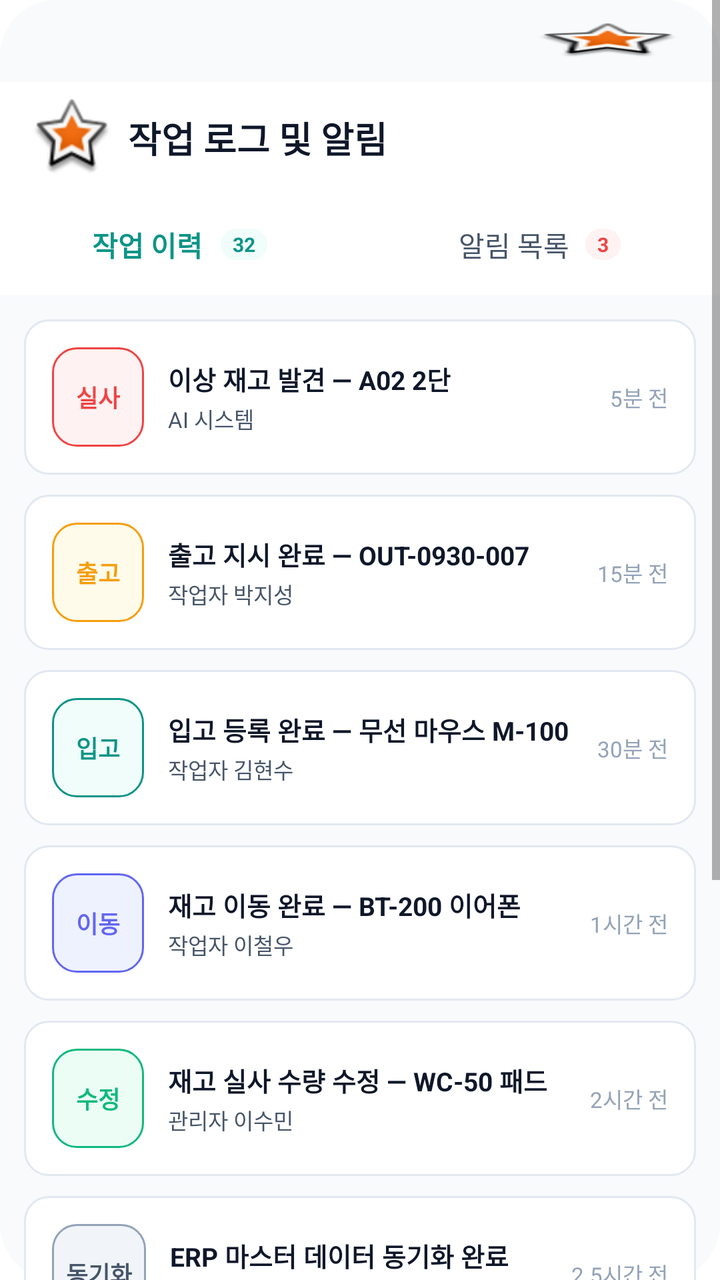
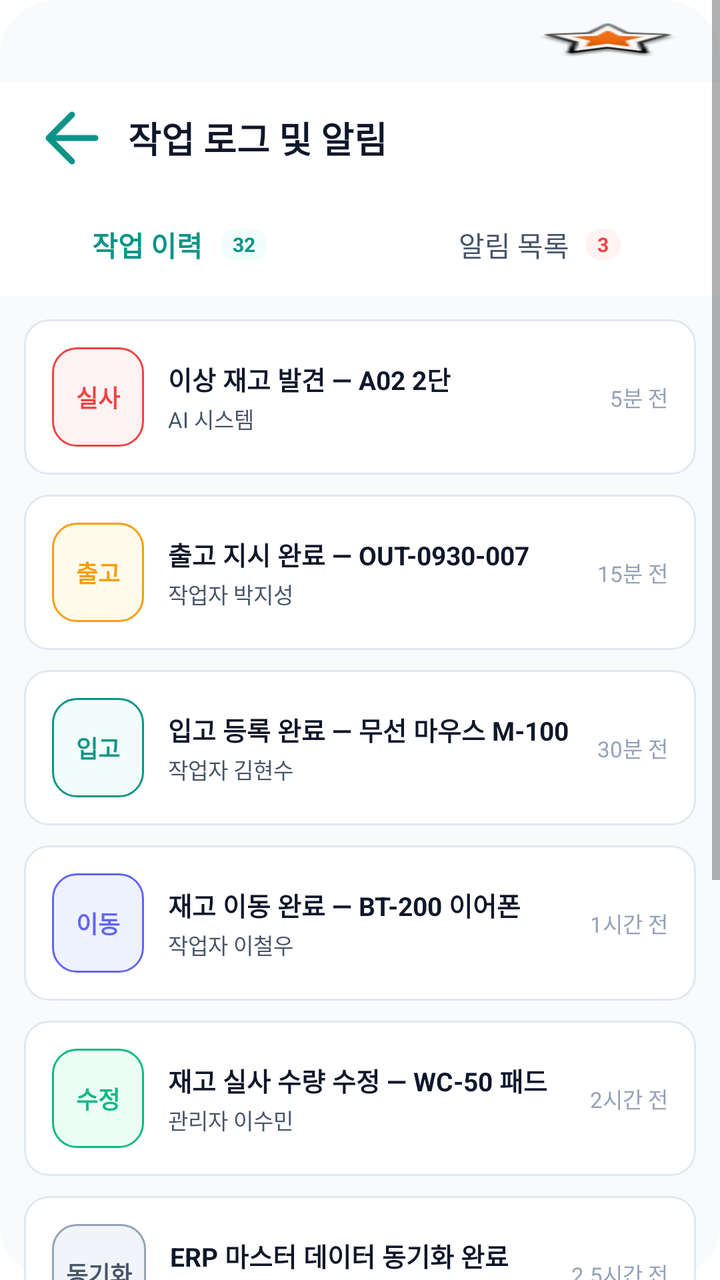

Two renders of the same Android screen: before a commit and after it. Below are the layout's source before the change and the commit's diff.
<!-- AndroidManifest.xml: application theme Theme.MaterialComponents.DayNight.NoActionBar -->
<!-- res/layout/activity_work_history.xml -->
<LinearLayout 
	xmlns:android="http://schemas.android.com/apk/res/android"
	xmlns:tools="http://schemas.android.com/tools"
	xmlns:app="http://schemas.android.com/apk/res-auto"
	android:background="#FFFFFF"
	android:clipChildren="false"
	android:clipToPadding="false"
	android:orientation="vertical"
	android:layout_width="match_parent"
	android:layout_height="match_parent">
	<ScrollView 
		android:clipChildren="false"
		android:clipToPadding="false"
		android:id="@+id/rddcy4xsvhr"
		android:layout_width="match_parent"
		android:layout_height="wrap_content"
		android:layout_weight="1"
		android:background="@drawable/cr28bf8fafc">
		<LinearLayout
			android:layout_width="match_parent"
			android:layout_height="match_parent"
			android:clipChildren="false"
			android:clipToPadding="false"
			android:orientation="vertical">
			<LinearLayout
				android:id="@+id/r8i04z0jre9n"
				android:layout_width="match_parent"
				android:layout_height="wrap_content"
				android:layout_marginBottom="167dp"
				android:orientation="vertical">
				<LinearLayout
					android:id="@+id/r6160ao6umid"
					android:layout_width="match_parent"
					android:layout_height="wrap_content"
					android:gravity="center_vertical"
					android:paddingVertical="11dp"
					android:paddingHorizontal="20dp"
					android:orientation="horizontal">
					<TextView
						android:id="@+id/r12zot3eslso"
						android:textColor="#0F172A"
						android:textSize="14sp"
						android:textStyle="bold"
						android:layout_height="wrap_content"
						android:layout_width="wrap_content"
						android:text=""
					/>
					<View
						android:layout_width="0dp"
						android:layout_height="0dp"
						android:layout_weight="1"
					 />
					<ImageView
						android:id="@+id/rr145tdsfh3"
						android:layout_width="72dp"
						android:layout_height="18dp"
						android:src="@android:drawable/star_big_on"
						android:scaleType="fitXY"
					/>
				</LinearLayout>
				<LinearLayout
					android:id="@+id/rj7ztrr45wos"
					android:layout_width="match_parent"
					android:layout_height="wrap_content"
					android:gravity="center_vertical"
					android:background="#FFFFFF"
					android:paddingVertical="8dp"
					android:paddingLeft="16dp"
					android:orientation="horizontal">
					<com.google.android.material.imageview.ShapeableImageView
						android:id="@+id/r3vtuuy6ybip"
						app:shapeAppearanceOverlay="@style/cr20"
						android:layout_width="40dp"
						android:layout_height="40dp"
						android:layout_marginEnd="8dp"
						android:src="@android:drawable/star_big_on"
						android:scaleType="fitXY"
					/>
					<TextView
						android:id="@+id/r4bs62bftrqx"
						android:textColor="#0F172A"
						android:textSize="18sp"
						android:textStyle="bold"
						android:layout_height="wrap_content"
						android:layout_width="wrap_content"
						android:text="작업 로그 및 알림"
					/>
				</LinearLayout>
				<LinearLayout
					android:id="@+id/r8ud4eq789w"
					android:layout_width="match_parent"
					android:layout_height="wrap_content"
					android:gravity="center_vertical"
					android:background="#FFFFFF"
					android:orientation="horizontal">
					<LinearLayout
						android:id="@+id/rko0v3mih8gr"
						android:layout_width="0dp"
						android:layout_height="wrap_content"
						android:layout_weight="1"
						android:gravity="center_horizontal"
						android:paddingVertical="15dp"
						android:orientation="vertical">
						<LinearLayout
							android:id="@+id/rqbydvd1z5wa"
							android:layout_width="wrap_content"
							android:layout_height="wrap_content"
							android:gravity="center_vertical"
							android:orientation="horizontal">
							<TextView
								android:id="@+id/rcm9935xqg6k"
								android:textColor="#0D9488"
								android:textSize="14sp"
								android:textStyle="bold"
								android:layout_marginEnd="9dp"
								android:layout_height="wrap_content"
								android:layout_width="wrap_content"
								android:text="작업 이력"
							/>
							<LinearLayout
								android:id="@+id/rj5w9q2ztcoa"
								android:layout_width="wrap_content"
								android:layout_height="wrap_content"
								android:background="@drawable/cr100bf0fdfa"
								android:paddingVertical="1dp"
								android:paddingHorizontal="6dp"
								android:orientation="vertical">
								<TextView
									android:id="@+id/rbq34ofcj2hc"
									android:textColor="#0D9488"
									android:textSize="10sp"
									android:textStyle="bold"
									android:layout_height="wrap_content"
									android:layout_width="wrap_content"
									android:text="32"
								/>
							</LinearLayout>
						</LinearLayout>
					</LinearLayout>
					<LinearLayout
						android:id="@+id/rkjg6bxc6v8"
						android:layout_width="0dp"
						android:layout_height="wrap_content"
						android:layout_weight="1"
						android:gravity="center_horizontal"
						android:paddingVertical="15dp"
						android:orientation="vertical">
						<LinearLayout
							android:id="@+id/rrj78gvhywf"
							android:layout_width="wrap_content"
							android:layout_height="wrap_content"
							android:gravity="center_vertical"
							android:orientation="horizontal">
							<TextView
								android:id="@+id/rj2s496dgzep"
								android:textColor="#475569"
								android:textSize="14sp"
								android:layout_marginEnd="8dp"
								android:layout_height="wrap_content"
								android:layout_width="wrap_content"
								android:text="알림 목록"
							/>
							<LinearLayout
								android:id="@+id/rw96m278hprb"
								android:layout_width="wrap_content"
								android:layout_height="wrap_content"
								android:background="@drawable/cr100bfef2f2"
								android:paddingVertical="1dp"
								android:paddingHorizontal="6dp"
								android:orientation="vertical">
								<TextView
									android:id="@+id/rarm785mvw3j"
									android:textColor="#EF4444"
									android:textSize="10sp"
									android:textStyle="bold"
									android:layout_height="wrap_content"
									android:layout_width="wrap_content"
									android:text="3"
								/>
							</LinearLayout>
						</LinearLayout>
					</LinearLayout>
				</LinearLayout>
				<LinearLayout
					android:id="@+id/rxbx6tajr89a"
					android:layout_width="match_parent"
					android:layout_height="wrap_content"
					android:padding="12dp"
					android:orientation="vertical">
					<LinearLayout
						android:id="@+id/rvz06ibk1zbp"
						android:layout_width="match_parent"
						android:layout_height="wrap_content"
						android:gravity="center_vertical"
						android:background="@drawable/se2e8f0sw1cr12bffffff"
						android:padding="14dp"
						android:layout_marginBottom="10dp"
						android:orientation="horizontal">
						<LinearLayout
							android:id="@+id/rl8l7xwqr73h"
							android:layout_width="wrap_content"
							android:layout_height="wrap_content"
							android:background="@drawable/sef4444sw1cr12bfef2f2"
							android:paddingVertical="16dp"
							android:paddingHorizontal="12dp"
							android:layout_marginEnd="12dp"
							android:clickable="true"
							android:focusable="true"
							android:orientation="vertical">
							<TextView
								android:id="@+id/rj011nkjd2t"
								android:textColor="#EF4444"
								android:textSize="12sp"
								android:textStyle="bold"
								android:layout_height="wrap_content"
								android:layout_width="wrap_content"
								android:text="실사"
							/>
						</LinearLayout>
						<LinearLayout
							android:id="@+id/rtgt2ri2hin"
							android:layout_width="0dp"
							android:layout_height="wrap_content"
							android:layout_weight="1"
							android:layout_marginEnd="12dp"
							android:orientation="vertical">
							<TextView
								android:id="@+id/r3py5uurh3dx"
								android:textColor="#0F172A"
								android:textSize="13sp"
								android:textStyle="bold"
								android:layout_marginBottom="2dp"
								android:layout_height="wrap_content"
								android:layout_width="wrap_content"
								android:text="이상 재고 발견 — A02 2단"
							/>
							<TextView
								android:id="@+id/ry8z9iwuodd"
								android:textColor="#475569"
								android:textSize="11sp"
								android:layout_height="wrap_content"
								android:layout_width="wrap_content"
								android:text="AI 시스템"
							/>
						</LinearLayout>
						<TextView
							android:id="@+id/r9va8gsmmzg4"
							android:textColor="#94A3B8"
							android:textSize="11sp"
							android:layout_height="wrap_content"
							android:layout_width="wrap_content"
							android:text="5분 전"
						/>
					</LinearLayout>
					<LinearLayout
						android:id="@+id/rttztrk0y2e"
						android:layout_width="match_parent"
						android:layout_height="wrap_content"
						android:gravity="center_vertical"
						android:background="@drawable/se2e8f0sw1cr12bffffff"
						android:padding="14dp"
						android:layout_marginBottom="10dp"
						android:orientation="horizontal">
						<LinearLayout
							android:id="@+id/rp0292p45z8"
							android:layout_width="wrap_content"
							android:layout_height="wrap_content"
							android:background="@drawable/sf59e0bsw1cr12bfffbeb"
							android:paddingVertical="16dp"
							android:paddingHorizontal="12dp"
							android:layout_marginEnd="12dp"
							android:clickable="true"
							android:focusable="true"
							android:orientation="vertical">
							<TextView
								android:id="@+id/r6qfsu5ns3wu"
								android:textColor="#F59E0B"
								android:textSize="12sp"
								android:textStyle="bold"
								android:layout_height="wrap_content"
								android:layout_width="wrap_content"
								android:text="출고"
							/>
						</LinearLayout>
						<LinearLayout
							android:id="@+id/ryturvlgfg1"
							android:layout_width="0dp"
							android:layout_height="wrap_content"
							android:layout_weight="1"
							android:layout_marginEnd="12dp"
							android:orientation="vertical">
							<TextView
								android:id="@+id/rdb0kanrsw1n"
								android:textColor="#0F172A"
								android:textSize="13sp"
								android:textStyle="bold"
								android:layout_marginBottom="2dp"
								android:layout_height="wrap_content"
								android:layout_width="wrap_content"
								android:text="출고 지시 완료 — OUT-0930-007"
							/>
							<TextView
								android:id="@+id/r76wc5qh9vy5"
								android:textColor="#475569"
								android:textSize="11sp"
								android:layout_height="wrap_content"
								android:layout_width="wrap_content"
								android:text="작업자 박지성"
							/>
						</LinearLayout>
						<TextView
							android:id="@+id/rws4ciph5t5a"
							android:textColor="#94A3B8"
							android:textSize="11sp"
							android:layout_height="wrap_content"
							android:layout_width="wrap_content"
							android:text="15분 전"
						/>
					</LinearLayout>
					<LinearLayout
						android:id="@+id/r8bbuihsa75n"
						android:layout_width="match_parent"
						android:layout_height="wrap_content"
						android:gravity="center_vertical"
						android:background="@drawable/se2e8f0sw1cr12bffffff"
						android:padding="14dp"
						android:layout_marginBottom="10dp"
						android:orientation="horizontal">
						<LinearLayout
							android:id="@+id/rslr8fzl8d2"
							android:layout_width="wrap_content"
							android:layout_height="wrap_content"
							android:background="@drawable/s0d9488sw1cr12bf0fdfa"
							android:paddingVertical="16dp"
							android:paddingHorizontal="12dp"
							android:layout_marginEnd="12dp"
							android:clickable="true"
							android:focusable="true"
							android:orientation="vertical">
							<TextView
								android:id="@+id/rcq85xps8aho"
								android:textColor="#0D9488"
								android:textSize="12sp"
								android:textStyle="bold"
								android:layout_height="wrap_content"
								android:layout_width="wrap_content"
								android:text="입고"
							/>
						</LinearLayout>
						<LinearLayout
							android:id="@+id/rfommbyatbr4"
							android:layout_width="0dp"
							android:layout_height="wrap_content"
							android:layout_weight="1"
							android:layout_marginEnd="12dp"
							android:orientation="vertical">
							<TextView
								android:id="@+id/rqbu1zkqsg7a"
								android:textColor="#0F172A"
								android:textSize="13sp"
								android:textStyle="bold"
								android:layout_marginBottom="2dp"
								android:layout_height="wrap_content"
								android:layout_width="wrap_content"
								android:text="입고 등록 완료 — 무선 마우스 M-100"
							/>
							<TextView
								android:id="@+id/rjx3qa39u32k"
								android:textColor="#475569"
								android:textSize="11sp"
								android:layout_height="wrap_content"
								android:layout_width="wrap_content"
								android:text="작업자 김현수"
							/>
						</LinearLayout>
						<TextView
							android:id="@+id/rgy0ljg5qrhg"
							android:textColor="#94A3B8"
							android:textSize="11sp"
							android:layout_height="wrap_content"
							android:layout_width="wrap_content"
							android:text="30분 전"
						/>
					</LinearLayout>
					<LinearLayout
						android:id="@+id/r52e9z7sdbdj"
						android:layout_width="match_parent"
						android:layout_height="wrap_content"
						android:gravity="center_vertical"
						android:background="@drawable/se2e8f0sw1cr12bffffff"
						android:padding="14dp"
						android:layout_marginBottom="10dp"
						android:orientation="horizontal">
						<LinearLayout
							android:id="@+id/rqjrg8o1p23"
							android:layout_width="wrap_content"
							android:layout_height="wrap_content"
							android:background="@drawable/s6366f1sw1cr12beef2ff"
							android:paddingVertical="16dp"
							android:paddingHorizontal="12dp"
							android:layout_marginEnd="12dp"
							android:clickable="true"
							android:focusable="true"
							android:orientation="vertical">
							<TextView
								android:id="@+id/ragjrkru8brc"
								android:textColor="#6366F1"
								android:textSize="12sp"
								android:textStyle="bold"
								android:layout_height="wrap_content"
								android:layout_width="wrap_content"
								android:text="이동"
							/>
						</LinearLayout>
						<LinearLayout
							android:id="@+id/r36gzwhgc1h"
							android:layout_width="0dp"
							android:layout_height="wrap_content"
							android:layout_weight="1"
							android:layout_marginEnd="12dp"
							android:orientation="vertical">
							<TextView
								android:id="@+id/ryfpugn3e3n"
								android:textColor="#0F172A"
								android:textSize="13sp"
								android:textStyle="bold"
								android:layout_marginBottom="2dp"
								android:layout_height="wrap_content"
								android:layout_width="wrap_content"
								android:text="재고 이동 완료 — BT-200 이어폰"
							/>
							<TextView
								android:id="@+id/rgkh4lqw0n2h"
								android:textColor="#475569"
								android:textSize="11sp"
								android:layout_height="wrap_content"
								android:layout_width="wrap_content"
								android:text="작업자 이철우"
							/>
						</LinearLayout>
						<TextView
							android:id="@+id/r124mmzzv9m2"
							android:textColor="#94A3B8"
							android:textSize="11sp"
							android:layout_height="wrap_content"
							android:layout_width="wrap_content"
							android:text="1시간 전"
						/>
					</LinearLayout>
					<LinearLayout
						android:id="@+id/rtpdp2ijxys"
						android:layout_width="match_parent"
						android:layout_height="wrap_content"
						android:gravity="center_vertical"
						android:background="@drawable/se2e8f0sw1cr12bffffff"
						android:padding="14dp"
						android:layout_marginBottom="10dp"
						android:orientation="horizontal">
						<LinearLayout
							android:id="@+id/r05vk5nfpo0uf"
							android:layout_width="wrap_content"
							android:layout_height="wrap_content"
							android:background="@drawable/s10b981sw1cr12becfdf5"
							android:paddingVertical="16dp"
							android:paddingHorizontal="12dp"
							android:layout_marginEnd="12dp"
							android:clickable="true"
							android:focusable="true"
							android:orientation="vertical">
							<TextView
								android:id="@+id/r40mjrkh9pkt"
								android:textColor="#10B981"
								android:textSize="12sp"
								android:textStyle="bold"
								android:layout_height="wrap_content"
								android:layout_width="wrap_content"
								android:text="수정"
							/>
						</LinearLayout>
						<LinearLayout
							android:id="@+id/rvp2y33c40s"
							android:layout_width="0dp"
							android:layout_height="wrap_content"
							android:layout_weight="1"
							android:layout_marginEnd="12dp"
							android:orientation="vertical">
							<TextView
								android:id="@+id/r4v0bwg7tocg"
								android:textColor="#0F172A"
								android:textSize="13sp"
								android:textStyle="bold"
								android:layout_marginBottom="2dp"
								android:layout_height="wrap_content"
								android:layout_width="wrap_content"
								android:text="재고 실사 수량 수정 — WC-50 패드"
							/>
							<TextView
								android:id="@+id/r65xtzw7k5ts"
								android:textColor="#475569"
								android:textSize="11sp"
								android:layout_height="wrap_content"
								android:layout_width="wrap_content"
								android:text="관리자 이수민"
							/>
						</LinearLayout>
						<TextView
							android:id="@+id/ru54g4orxej"
							android:textColor="#94A3B8"
							android:textSize="11sp"
							android:layout_height="wrap_content"
							android:layout_width="wrap_content"
							android:text="2시간 전"
						/>
					</LinearLayout>
					<LinearLayout
						android:id="@+id/rd7a9go348cp"
						android:layout_width="match_parent"
						android:layout_height="wrap_content"
						android:gravity="center_vertical"
						android:background="@drawable/se2e8f0sw1cr12bffffff"
						android:padding="14dp"
						android:orientation="horizontal">
						<LinearLayout
							android:id="@+id/ru5zhhlqzlk8"
							android:layout_width="wrap_content"
							android:layout_height="wrap_content"
							android:background="@drawable/s94a3b8sw1cr12bf1f5f9"
							android:paddingVertical="16dp"
							android:paddingHorizontal="7dp"
							android:layout_marginEnd="12dp"
							android:clickable="true"
							android:focusable="true"
							android:orientation="vertical">
							<TextView
								android:id="@+id/rbht0n5djifr"
								android:textColor="#475569"
								android:textSize="12sp"
								android:textStyle="bold"
								android:layout_height="wrap_content"
								android:layout_width="wrap_content"
								android:text="동기화"
							/>
						</LinearLayout>
						<LinearLayout
							android:id="@+id/ruezo952jcvk"
							android:layout_width="0dp"
							android:layout_height="wrap_content"
							android:layout_weight="1"
							android:layout_marginEnd="12dp"
							android:orientation="vertical">
							<TextView
								android:id="@+id/r3co9bdgbu3q"
								android:textColor="#0F172A"
								android:textSize="13sp"
								android:textStyle="bold"
								android:layout_marginBottom="2dp"
								android:layout_height="wrap_content"
								android:layout_width="wrap_content"
								android:text="ERP 마스터 데이터 동기화 완료"
							/>
							<TextView
								android:id="@+id/r4mdxedjxyx5"
								android:textColor="#475569"
								android:textSize="11sp"
								android:layout_height="wrap_content"
								android:layout_width="wrap_content"
								android:text="스마트 게이트웨이"
							/>
						</LinearLayout>
						<TextView
							android:id="@+id/rjgsxqdp1o0n"
							android:textColor="#94A3B8"
							android:textSize="11sp"
							android:layout_height="wrap_content"
							android:layout_width="wrap_content"
							android:text="2.5시간 전"
						/>
					</LinearLayout>
				</LinearLayout>
			</LinearLayout>
			<RelativeLayout
				android:id="@+id/rvq1zi084kc"
				android:layout_width="match_parent"
				android:layout_height="wrap_content"
				android:clipChildren="false"
				android:clipToPadding="false"
				>
				<LinearLayout
					android:layout_width="match_parent"
					android:layout_height="wrap_content"
					android:clipChildren="false"
					android:clipToPadding="false"
					android:orientation="vertical">
					<LinearLayout
						android:id="@+id/rk53cdm7ssy"
						android:layout_width="match_parent"
						android:layout_height="wrap_content"
						android:background="#FFFFFF"
						android:paddingHorizontal="12dp"
						android:orientation="horizontal">
						<ImageView
							android:id="@+id/rx9hjfq8hsit"
							android:layout_width="0dp"
							android:layout_height="52dp"
							android:layout_weight="1"
							android:layout_marginVertical="12dp"
							android:layout_marginEnd="44dp"
							android:src="@android:drawable/star_big_on"
							android:scaleType="fitXY"
						/>
						<LinearLayout
							android:id="@+id/rt6eixtr5xfq"
							android:layout_width="0dp"
							android:layout_height="wrap_content"
							android:layout_weight="1"
							android:gravity="center_horizontal"
							android:paddingVertical="6dp"
							android:layout_marginTop="12dp"
							android:layout_marginEnd="11dp"
							android:orientation="vertical">
							<ImageView
								android:id="@+id/rb1cli47q0dv"
								android:layout_width="22dp"
								android:layout_height="22dp"
								android:layout_marginBottom="4dp"
								android:src="@android:drawable/star_big_on"
								android:scaleType="fitXY"
							/>
							<TextView
								android:id="@+id/rbe87lrj4ma5"
								android:textColor="#475569"
								android:textSize="11sp"
								android:layout_height="wrap_content"
								android:layout_width="wrap_content"
								android:text="재고"
							/>
						</LinearLayout>
						<TextView
							android:id="@+id/rvd9yojqzrd"
							android:textColor="#0D9488"
							android:textSize="11sp"
							android:textStyle="bold"
							android:layout_marginTop="40dp"
							android:layout_marginEnd="13dp"
							android:layout_height="wrap_content"
							android:layout_width="wrap_content"
							android:text="스캔"
						/>
						<LinearLayout
							android:id="@+id/rycd83b76buh"
							android:layout_width="0dp"
							android:layout_height="wrap_content"
							android:layout_weight="1"
							android:gravity="center_horizontal"
							android:paddingVertical="6dp"
							android:layout_marginTop="12dp"
							android:layout_marginEnd="44dp"
							android:orientation="vertical">
							<ImageView
								android:id="@+id/r6q9ucayn5ik"
								android:layout_width="22dp"
								android:layout_height="22dp"
								android:layout_marginBottom="4dp"
								android:src="@android:drawable/star_big_on"
								android:scaleType="fitXY"
							/>
							<TextView
								android:id="@+id/rjmdqefazc8j"
								android:textColor="#0D9488"
								android:textSize="11sp"
								android:textStyle="bold"
								android:layout_height="wrap_content"
								android:layout_width="wrap_content"
								android:text="작업"
							/>
						</LinearLayout>
						<LinearLayout
							android:id="@+id/ri1h4l2mq8le"
							android:layout_width="0dp"
							android:layout_height="wrap_content"
							android:layout_weight="1"
							android:gravity="center_horizontal"
							android:paddingVertical="6dp"
							android:layout_marginTop="12dp"
							android:orientation="vertical">
							<ImageView
								android:id="@+id/r8bjmhpf948"
								android:layout_width="22dp"
								android:layout_height="22dp"
								android:layout_marginBottom="4dp"
								android:src="@android:drawable/star_big_on"
								android:scaleType="fitXY"
							/>
							<TextView
								android:id="@+id/rq0ixjrwpag"
								android:textColor="#475569"
								android:textSize="11sp"
								android:layout_height="wrap_content"
								android:layout_width="wrap_content"
								android:text="더보기"
							/>
						</LinearLayout>
					</LinearLayout>
				</LinearLayout>
				<LinearLayout
					android:id="@+id/rfbp64934nii"
					android:layout_marginTop="-17dp"
					android:layout_width="wrap_content"
					android:layout_height="wrap_content"
					android:layout_centerHorizontal="true"
					android:gravity="center_horizontal"
					android:clipChildren="false"
					android:clipToPadding="false"
					android:orientation="vertical">
					<com.google.android.material.imageview.ShapeableImageView
						android:id="@+id/rdi9k35mib1e"
						app:shapeAppearanceOverlay="@style/cr29"
						android:layout_width="58dp"
						android:layout_height="58dp"
						android:src="@android:drawable/star_big_on"
						android:scaleType="fitXY"
					/>
				</LinearLayout>
			</RelativeLayout>
		</LinearLayout>
	</ScrollView>
</LinearLayout>
<!-- resources referenced by this layout -->
<resources>
  <!-- drawable cr100bfef2f2 (drawable) -->
  <?xml version="1.0" encoding="UTF-8"?>
  <shape
  	xmlns:android="http://schemas.android.com/apk/res/android">
  	<solid
  		android:color="#FEF2F2"
  	/>
  	<corners
  		android:radius="100dp"
  	/>      
  </shape>
  <!-- drawable cr28bf8fafc (drawable) -->
  <?xml version="1.0" encoding="UTF-8"?>
  <shape
  	xmlns:android="http://schemas.android.com/apk/res/android">
  	<solid
  		android:color="#F8FAFC"
  	/>
  	<corners
  		android:radius="28dp"
  	/>      
  </shape>
  <style name="cr20">
  		<item name="cornerSize">20dp</item>
  	</style>
  <style name="cr29">
  		<item name="cornerSize">29dp</item>
  	</style>
  <!-- unchanged entries left out for length: 8 -->
</resources>

<!-- the commit's change to res/layout/activity_work_history.xml (unified diff, before → after) -->
@@ -73,8 +73,8 @@
 						android:layout_width="40dp"
 						android:layout_height="40dp"
 						android:layout_marginEnd="8dp"
-						android:src="@android:drawable/star_big_on"
-						android:scaleType="fitXY"
+						android:src="@drawable/ic_inven_back"
+						android:scaleType="fitCenter"
 					/>
 					<TextView
 						android:id="@+id/r4bs62bftrqx"
@@ -598,15 +598,21 @@
 						android:background="#FFFFFF"
 						android:paddingHorizontal="12dp"
 						android:orientation="horizontal">
-						<ImageView
+						<TextView
 							android:id="@+id/rx9hjfq8hsit"
 							android:layout_width="0dp"
 							android:layout_height="52dp"
 							android:layout_weight="1"
 							android:layout_marginVertical="12dp"
 							android:layout_marginEnd="44dp"
-							android:src="@android:drawable/star_big_on"
-							android:scaleType="fitXY"
+							android:gravity="center"
+							android:paddingVertical="5dp"
+							android:drawableTop="@drawable/ic_inven_home"
+							android:drawableTint="#475569"
+							android:drawablePadding="3dp"
+							android:text="홈"
+							android:textSize="11sp"
+							android:textColor="#475569"
 						/>
 						<LinearLayout
 							android:id="@+id/rt6eixtr5xfq"
@@ -623,8 +629,9 @@
 								android:layout_width="22dp"
 								android:layout_height="22dp"
 								android:layout_marginBottom="4dp"
-								android:src="@android:drawable/star_big_on"
-								android:scaleType="fitXY"
+								android:src="@drawable/ic_inven_inventory"
+								android:tint="#475569"
+								android:scaleType="fitCenter"
 							/>
 							<TextView
 								android:id="@+id/rbe87lrj4ma5"
@@ -661,8 +668,9 @@
 								android:layout_width="22dp"
 								android:layout_height="22dp"
 								android:layout_marginBottom="4dp"
-								android:src="@android:drawable/star_big_on"
-								android:scaleType="fitXY"
+								android:src="@drawable/ic_inven_work"
+								android:tint="#0D9488"
+								android:scaleType="fitCenter"
 							/>
 							<TextView
 								android:id="@+id/rjmdqefazc8j"
@@ -688,8 +696,9 @@
 								android:layout_width="22dp"
 								android:layout_height="22dp"
 								android:layout_marginBottom="4dp"
-								android:src="@android:drawable/star_big_on"
-								android:scaleType="fitXY"
+								android:src="@drawable/ic_inven_more"
+								android:tint="#475569"
+								android:scaleType="fitCenter"
 							/>
 							<TextView
 								android:id="@+id/rq0ixjrwpag"
@@ -717,8 +726,9 @@
 						app:shapeAppearanceOverlay="@style/cr29"
 						android:layout_width="58dp"
 						android:layout_height="58dp"
-						android:src="@android:drawable/star_big_on"
-						android:scaleType="fitXY"
+						android:src="@drawable/ic_inven_scan_fab"
+						android:contentDescription="바코드 스캔"
+						android:scaleType="fitCenter"
 					/>
 				</LinearLayout>
 			</RelativeLayout>
<!-- resource entries referenced after the edit -->
@@ -22,6 +22,57 @@
   		android:radius="28dp"
   	/>      
   </shape>
+  <!-- drawable ic_inven_back (drawable) -->
+  <vector xmlns:android="http://schemas.android.com/apk/res/android"
+      android:width="24dp" android:height="24dp"
+      android:viewportWidth="24" android:viewportHeight="24">
+      <path android:fillColor="#00000000" android:strokeColor="#0D9488"
+          android:strokeWidth="1.8" android:strokeLineCap="round" android:strokeLineJoin="round"
+          android:pathData="M19,12 H5 M12,5 L5,12 L12,19" />
+  </vector>
+  <!-- drawable ic_inven_home (drawable) -->
+  <vector xmlns:android="http://schemas.android.com/apk/res/android"
+      android:width="24dp" android:height="24dp"
+      android:viewportWidth="24" android:viewportHeight="24">
+      <path android:fillColor="#00000000" android:strokeColor="#0D9488"
+          android:strokeWidth="1.8" android:strokeLineCap="round" android:strokeLineJoin="round"
+          android:pathData="M3,10 L12,3 L21,10 M5,9 V21 H19 V9 M10,21 V15 H14 V21" />
+  </vector>
+  <!-- drawable ic_inven_inventory (drawable) -->
+  <vector xmlns:android="http://schemas.android.com/apk/res/android"
+      android:width="24dp" android:height="24dp"
+      android:viewportWidth="24" android:viewportHeight="24">
+      <path android:fillColor="#00000000" android:strokeColor="#0D9488"
+          android:strokeWidth="1.8" android:strokeLineCap="round" android:strokeLineJoin="round"
+          android:pathData="M3,7 L12,3 L21,7 L12,11 Z M3,7 V17 L12,21 L21,17 V7 M12,11 V21 M7.5,5 L16.5,9" />
+  </vector>
+  <!-- drawable ic_inven_more (drawable) -->
+  <vector xmlns:android="http://schemas.android.com/apk/res/android"
+      android:width="24dp" android:height="24dp"
+      android:viewportWidth="24" android:viewportHeight="24">
+      <path android:fillColor="#00000000" android:strokeColor="#0D9488"
+          android:strokeWidth="2.7" android:strokeLineCap="round" android:strokeLineJoin="round"
+          android:pathData="M5,12 H5.01 M12,12 H12.01 M19,12 H19.01" />
+  </vector>
+  <!-- drawable ic_inven_scan_fab (drawable) -->
+  <vector xmlns:android="http://schemas.android.com/apk/res/android"
+      android:width="58dp" android:height="58dp"
+      android:viewportWidth="40" android:viewportHeight="40">
+      <path android:fillColor="#0D9488" android:pathData="M20,0 A20,20 0 1,1 20,40 A20,20 0 1,1 20,0 Z" />
+      <group android:translateX="8" android:translateY="8">
+          <path android:fillColor="#00000000" android:strokeColor="#FFFFFF"
+              android:strokeWidth="1.8" android:strokeLineCap="round" android:strokeLineJoin="round"
+              android:pathData="M8,4 H4 V8 M16,4 H20 V8 M8,20 H4 V16 M16,20 H20 V16 M7,9 V15 M10,9 V15 M14,9 V15 M17,9 V15" />
+      </group>
+  </vector>
+  <!-- drawable ic_inven_work (drawable) -->
+  <vector xmlns:android="http://schemas.android.com/apk/res/android"
+      android:width="24dp" android:height="24dp"
+      android:viewportWidth="24" android:viewportHeight="24">
+      <path android:fillColor="#00000000" android:strokeColor="#0D9488"
+          android:strokeWidth="1.8" android:strokeLineCap="round" android:strokeLineJoin="round"
+          android:pathData="M9,5 H6 A2,2 0 0,0 4,7 V20 A1,1 0 0,0 5,21 H19 A1,1 0 0,0 20,20 V7 A2,2 0 0,0 18,5 H15 M9,3 H15 V7 H9 Z M8,12 H16 M8,16 H14" />
+  </vector>
   <style name="cr20">
   		<item name="cornerSize">20dp</item>
   	</style>
